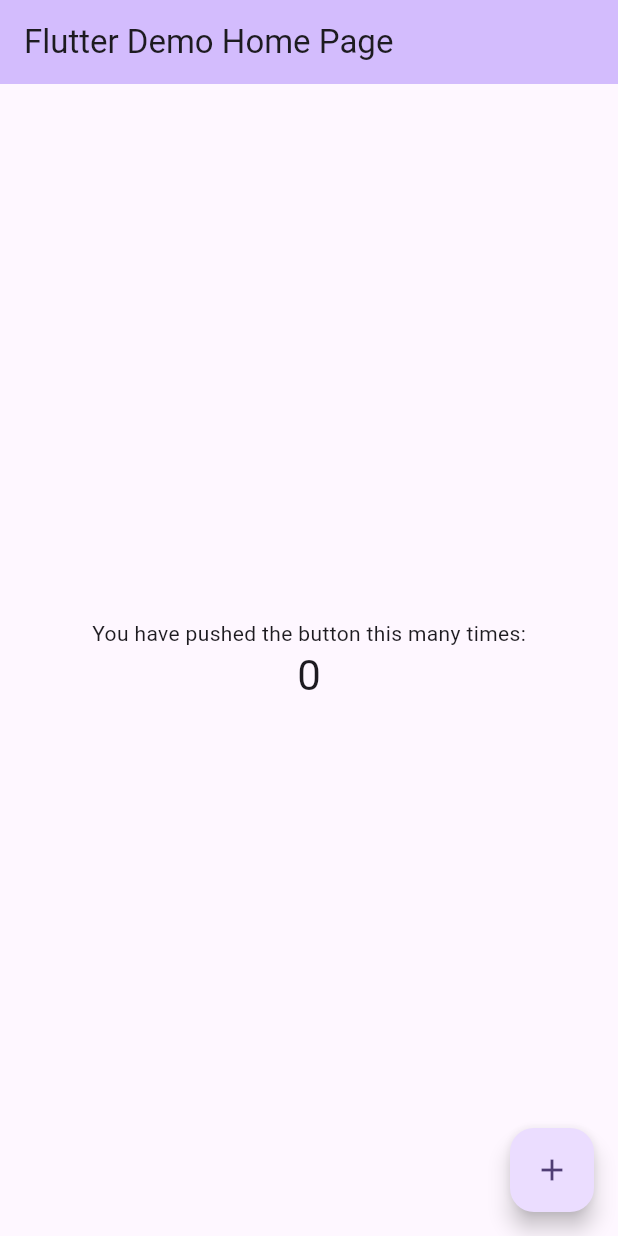
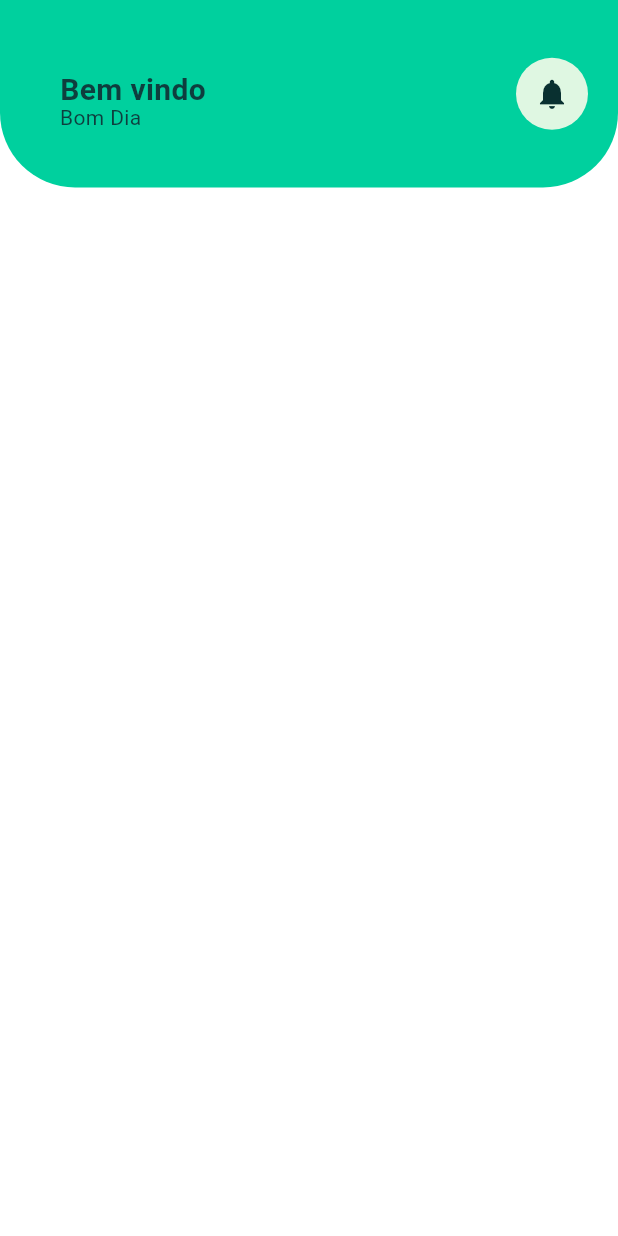
Before and after one commit to Crautor/Fintrack, a Flutter app: the screen it shows after launch, on a phone screen of 412 x 824 dp. Run offline on Flutter 3.47's test engine with Material 3 defaults, Android fonts, the light colour scheme and no system bars.

Commit message:
feat: criacao components headers

```diff
--- /dev/null
+++ b/lib/components/headers/default_header.dart
@@ -0,0 +1,97 @@
+import 'package:flutter/material.dart';
+
+class DefaultHeader extends StatelessWidget {
+  final String title;
+  final String? subtitle;
+  final bool isBackButtonVisible;
+
+  const DefaultHeader({
+    super.key,
+    required this.title,
+    this.subtitle,
+    this.isBackButtonVisible = false,
+  });
+
+  @override
+  Widget build(BuildContext context) {
+    return Container(
+      width: double.infinity,
+      height: 125,
+      decoration: BoxDecoration(
+        color: const Color(0xFF00D09E),
+        borderRadius: BorderRadius.only(
+          bottomLeft: Radius.circular(50),
+          bottomRight: Radius.circular(50),
+        ),
+      ),
+      child: SafeArea(
+        child: Center(
+          child: Padding(
+            padding: const EdgeInsets.symmetric(horizontal: 20, vertical: 15),
+            child: Row(
+              mainAxisAlignment: MainAxisAlignment.spaceBetween,
+              children: [
+                if (isBackButtonVisible)
+                  IconButton(
+                    icon: Icon(Icons.arrow_back, color: Colors.white),
+                    onPressed: () {
+                      Navigator.pop(context);
+                    },
+                  )
+                else
+                  SizedBox(width: 20),
+                Expanded(
+                  child: Column(
+                    mainAxisSize: MainAxisSize.min,
+                    crossAxisAlignment:
+                        isBackButtonVisible
+                            ? CrossAxisAlignment.center
+                            : CrossAxisAlignment.start,
+                    children: [
+                      Text(
+                        title,
+                        textAlign:
+                            isBackButtonVisible
+                                ? TextAlign.center
+                                : TextAlign.left,
+                        style: TextStyle(
+                          fontSize: 20,
+                          fontWeight: FontWeight.bold,
+                          color: Color(0xFF0E3E3E),
+                        ),
+                      ),
+                      if (subtitle != null) ...[
+                        SizedBox(height: 4),
+                        Text(
+                          subtitle!,
+                          textAlign: TextAlign.center,
+                          style: TextStyle(
+                            fontSize: 14,
+                            color: Color(0xFF0E3E3E),
+                            height: 0.1,
+                          ),
+                        ),
+                      ],
+                    ],
+                  ),
+                ),
+                Container(
+                  decoration: BoxDecoration(
+                    color: Color(0xFFDFF7E2),
+                    shape: BoxShape.circle,
+                  ),
+                  child: IconButton(
+                    icon: Icon(Icons.notifications, color: Color(0xFF093030)),
+                    onPressed: () {
+                      // notificações
+                    },
+                  ),
+                ),
+              ],
+            ),
+          ),
+        ),
+      ),
+    );
+  }
+}
--- a/lib/main.dart
+++ b/lib/main.dart
@@ -1,3 +1,4 @@
+import 'package:fintrack/components/headers/default_header.dart';
 import 'package:flutter/material.dart';
 
 void main() {
@@ -7,116 +8,29 @@ void main() {
 class MyApp extends StatelessWidget {
   const MyApp({super.key});
 
-  // This widget is the root of your application.
   @override
   Widget build(BuildContext context) {
-    return MaterialApp(
-      title: 'Flutter Demo',
-      theme: ThemeData(
-        // This is the theme of your application.
-        //
-        // TRY THIS: Try running your application with "flutter run". You'll see
-        // the application has a purple toolbar. Then, without quitting the app,
-        // try changing the seedColor in the colorScheme below to Colors.green
-        // and then invoke "hot reload" (save your changes or press the "hot
-        // reload" button in a Flutter-supported IDE, or press "r" if you used
-        // the command line to start the app).
-        //
-        // Notice that the counter didn't reset back to zero; the application
-        // state is not lost during the reload. To reset the state, use hot
-        // restart instead.
-        //
-        // This works for code too, not just values: Most code changes can be
-        // tested with just a hot reload.
-        colorScheme: ColorScheme.fromSeed(seedColor: Colors.deepPurple),
+    return MaterialApp(debugShowCheckedModeBanner: false, home: HomePage());
+  }
+}
+
+class HomePage extends StatelessWidget {
+  const HomePage({super.key});
+
+  @override
+  Widget build(BuildContext context) {
+    return Scaffold(
+      backgroundColor: Colors.white,
+      body: Column(
+        children: [
+          DefaultHeader(
+            title: "Bem vindo",
+            subtitle: "Bom Dia",
+            isBackButtonVisible: false,
+          ),
+          SizedBox(height: 20),
+        ],
       ),
-      home: const MyHomePage(title: 'Flutter Demo Home Page'),
     );
   }
 }
-
-class MyHomePage extends StatefulWidget {
-  const MyHomePage({super.key, required this.title});
-
-  // This widget is the home page of your application. It is stateful, meaning
-  // that it has a State object (defined below) that contains fields that affect
-  // how it looks.
-
-  // This class is the configuration for the state. It holds the values (in this
-  // case the title) provided by the parent (in this case the App widget) and
-  // used by the build method of the State. Fields in a Widget subclass are
-  // always marked "final".
-
-  final String title;
-
-  @override
-  State<MyHomePage> createState() => _MyHomePageState();
-}
-
-class _MyHomePageState extends State<MyHomePage> {
-  int _counter = 0;
-
-  void _incrementCounter() {
-    setState(() {
-      // This call to setState tells the Flutter framework that something has
-      // changed in this State, which causes it to rerun the build method below
-      // so that the display can reflect the updated values. If we changed
-      // _counter without calling setState(), then the build method would not be
-      // called again, and so nothing would appear to happen.
-      _counter++;
-    });
-  }
-
-  @override
-  Widget build(BuildContext context) {
-    // This method is rerun every time setState is called, for instance as done
-    // by the _incrementCounter method above.
-    //
-    // The Flutter framework has been optimized to make rerunning build methods
-    // fast, so that you can just rebuild anything that needs updating rather
-    // than having to individually change instances of widgets.
-    return Scaffold(
-      appBar: AppBar(
-        // TRY THIS: Try changing the color here to a specific color (to
-        // Colors.amber, perhaps?) and trigger a hot reload to see the AppBar
-        // change color while the other colors stay the same.
-        backgroundColor: Theme.of(context).colorScheme.inversePrimary,
-        // Here we take the value from the MyHomePage object that was created by
-        // the App.build method, and use it to set our appbar title.
-        title: Text(widget.title),
-      ),
-      body: Center(
-        // Center is a layout widget. It takes a single child and positions it
-        // in the middle of the parent.
-        child: Column(
-          // Column is also a layout widget. It takes a list of children and
-          // arranges them vertically. By default, it sizes itself to fit its
-          // children horizontally, and tries to be as tall as its parent.
-          //
-          // Column has various properties to control how it sizes itself and
-          // how it positions its children. Here we use mainAxisAlignment to
-          // center the children vertically; the main axis here is the vertical
-          // axis because Columns are vertical (the cross axis would be
-          // horizontal).
-          //
-          // TRY THIS: Invoke "debug painting" (choose the "Toggle Debug Paint"
-          // action in the IDE, or press "p" in the console), to see the
-          // wireframe for each widget.
-          mainAxisAlignment: MainAxisAlignment.center,
-          children: <Widget>[
-            const Text('You have pushed the button this many times:'),
-            Text(
-              '$_counter',
-              style: Theme.of(context).textTheme.headlineMedium,
-            ),
-          ],
-        ),
-      ),
-      floatingActionButton: FloatingActionButton(
-        onPressed: _incrementCounter,
-        tooltip: 'Increment',
-        child: const Icon(Icons.add),
-      ), // This trailing comma makes auto-formatting nicer for build methods.
-    );
-  }
-}
```
Also changed, not shown: lib/components/headers/auth_header.dart (added, +39 -0 lines), lib/components/headers/on_boarding_header.dart (added, +39 -0 lines).
